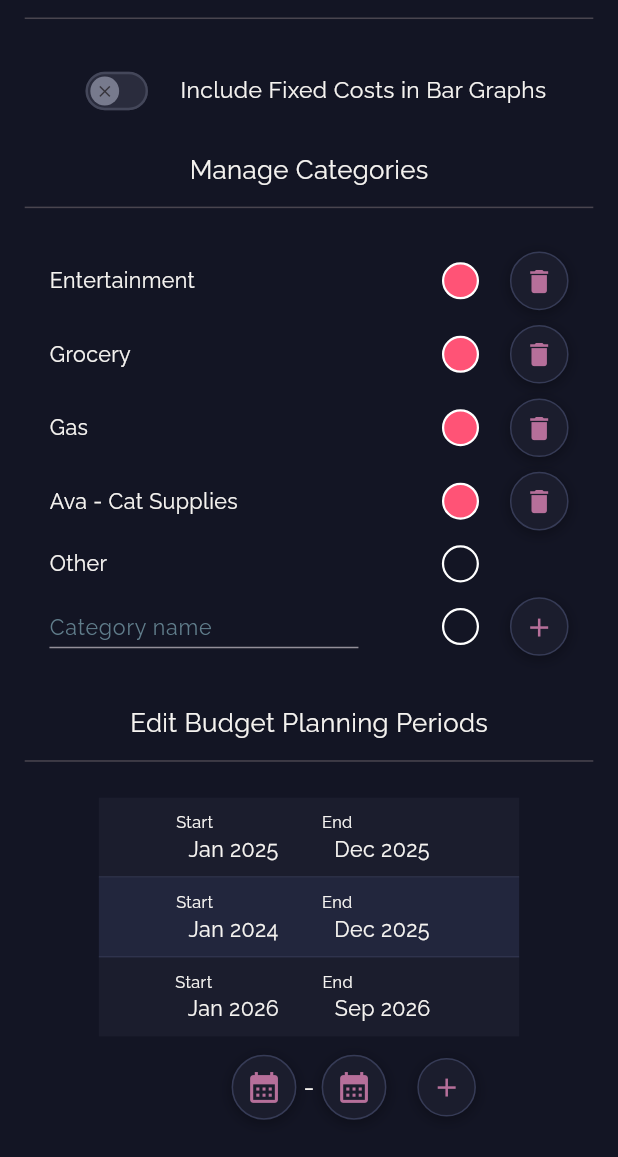
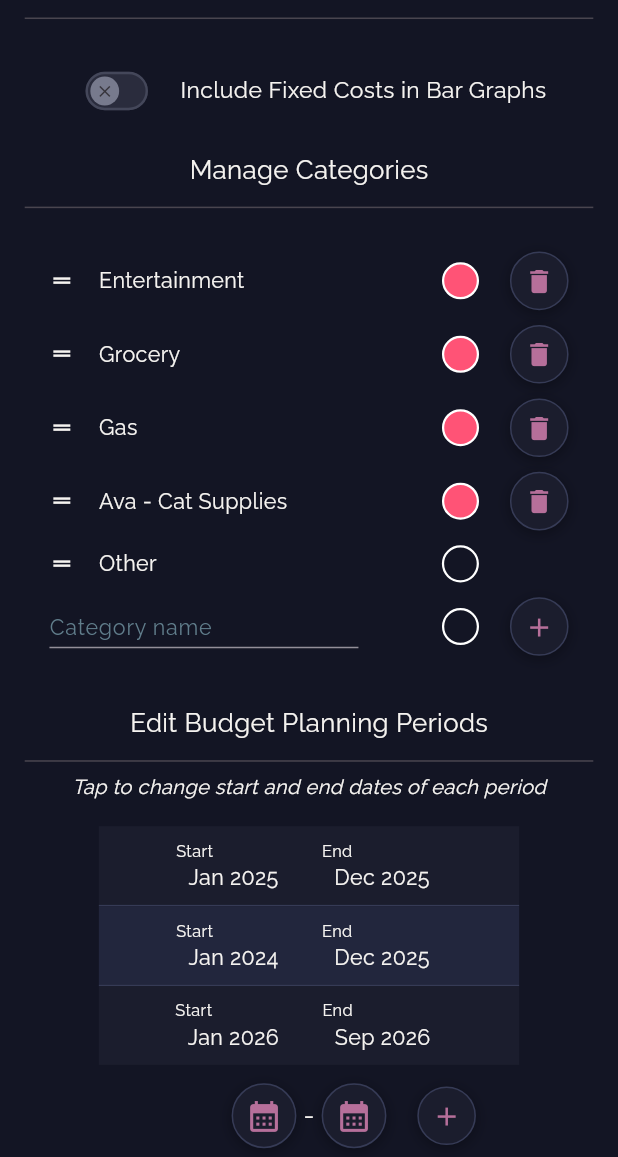
Before and after one commit to Xyrtur/budgie, a Flutter app: the SettingsPage screen opened directly, on a phone screen of 412 x 824 dp, the part 79-1236 px from its top. Run offline on Flutter 3.47's test engine with Material 3 defaults, Android fonts, the phone set to English and light mode, and no system bars; our stand-ins replace auto_size_text, calendar_date_picker2, dotted_line, drift, drift_flutter, fl_chart and 2 more; missing offline and left inert: aligned_dialog, flutter_date_pickers, staggered_grid_view; accounts and stored records are empty; generated files the repository leaves out were written again.

Commit message:
Make categories and accounts reorderable in settings

```diff
--- a/lib/widgets/settings_page/budget_planning_periods_section.dart
+++ b/lib/widgets/settings_page/budget_planning_periods_section.dart
@@ -53,6 +53,10 @@ class _BudgetPlanningPeriodsSectionState extends State<BudgetPlanningPeriodsSect
         SizedBox(height: 0.5.h),
 
         Divider(),
+        Text(
+          "Tap to change start and end dates of each period",
+          style: Centre.listText.copyWith(fontSize: 15.sp, fontStyle: FontStyle.italic),
+        ),
         SizedBox(height: 2.h),
         for (MapEntry<int, List<DateTime>> range in context.read<TempEditingDateRangesCubit>().state.entries)
           Container(
--- a/lib/widgets/settings_page/manage_categories_section.dart
+++ b/lib/widgets/settings_page/manage_categories_section.dart
@@ -1,4 +1,5 @@
 import 'dart:math';
+import 'dart:ui';
 
 import 'package:budgie/blocs/cubits.dart';
 import 'package:budgie/utils/centre.dart';
@@ -9,10 +10,15 @@ import 'package:flutter/material.dart';
 import 'package:flutter_bloc/flutter_bloc.dart';
 import 'package:sizer/sizer.dart';
 
-class ManageCategoriesSection extends StatelessWidget {
+class ManageCategoriesSection extends StatefulWidget {
   final GlobalKey<FormState> formKey;
   ManageCategoriesSection({super.key, required this.formKey});
 
+  @override
+  State<ManageCategoriesSection> createState() => _ManageCategoriesSectionState();
+}
+
+class _ManageCategoriesSectionState extends State<ManageCategoriesSection> {
   final Map<String, int> categories = {
     "Entertainment": Centre.colors[Random().nextInt(54)].toARGB32(),
     "Grocery": Centre.colors[Random().nextInt(54)].toARGB32(),
@@ -20,13 +26,20 @@ class ManageCategoriesSection extends StatelessWidget {
     "Ava - Cat Supplies": Centre.colors[Random().nextInt(54)].toARGB32(),
     "Other": Colors.transparent.toARGB32(),
   };
+  List<MapEntry<String, int>> categoriesList = [];
+
+  @override
+  void initState() {
+    super.initState();
+    categoriesList = categories.entries.toList();
+  }
 
   @override
   Widget build(BuildContext context) {
     return BlocBuilder<SettingsEditingTextCubit, String>(
       builder: (_, editingName) {
         return Form(
-          key: formKey,
+          key: widget.formKey,
           child: Column(
             mainAxisSize: MainAxisSize.min,
             children: [
@@ -34,18 +47,52 @@ class ManageCategoriesSection extends StatelessWidget {
               SizedBox(height: 0.5.h),
               Divider(),
               SizedBox(height: 2.h),
-              for (MapEntry<String, int> category in categories.entries)
-                BlocProvider<ChooseColorCubit>(
+              ReorderableListView.builder(
+                scrollDirection: Axis.vertical,
+                itemCount: categoriesList.length,
+                physics: NeverScrollableScrollPhysics(),
+                shrinkWrap: true,
+                onReorderStart: (_) {
+                  // Unfocus the textfield when dragging starts
+                  FocusManager.instance.primaryFocus?.unfocus();
+                },
+                buildDefaultDragHandles: false,
+                proxyDecorator: (child, index, animation) {
+                  return AnimatedBuilder(
+                    animation: animation,
+                    builder: (BuildContext context, Widget? child) {
+                      final double animValue = Curves.easeInOut.transform(animation.value);
+                      final double elevation = lerpDouble(1, 6, animValue)!;
+                      final double scale = lerpDouble(1, 1.02, animValue)!;
+                      return Transform.scale(
+                        scale: scale,
+                        // Create a Card based on the color and the content of the dragged one
+                        // and set its elevation to the animated value.
+                        child: Card(elevation: elevation, color: Centre.dialogBgColor, child: child),
+                      );
+                    },
+                    child: child,
+                  );
+                },
+                itemBuilder: (context, index) {
+                  final category = categoriesList[index];
+                  return ReorderableDragStartListener(
+                    index: index,
+                    key: ValueKey(category),
+                    child: BlocProvider<ChooseColorCubit>(
                       create: (context) => ChooseColorCubit([category.value]),
                       child: Padding(
                         padding: EdgeInsets.symmetric(vertical: 0.6.h, horizontal: 4.w),
                         child: Row(
                           children: [
+                            Icon(Icons.drag_handle, size: 4.w, color: Centre.offWhite),
+                            SizedBox(width: 4.w),
+
                             if (editingName != category.key)
                               Expanded(
                                 child: GestureDetector(
                                   onTap: () {
-                                if (formKey.currentState!.validate()) {
+                                    if (widget.formKey.currentState!.validate()) {
                                       context.read<SettingsEditingTextCubit>().editing(name: category.key);
                                     }
                                   },
@@ -67,7 +114,7 @@ class ManageCategoriesSection extends StatelessWidget {
                                 : editingName == category.key
                                 ? CustomIconButton(
                                     onTap: () {
-                                  if (formKey.currentState!.validate()) {
+                                      if (widget.formKey.currentState!.validate()) {
                                         context.read<SettingsEditingTextCubit>().editing(name: "");
                                       }
                                     },
@@ -80,6 +127,14 @@ class ManageCategoriesSection extends StatelessWidget {
                           ],
                         ),
                       ),
+                    ),
+                  );
+                },
+                onReorderItem: (oldIndex, newIndex) {
+                  // TODO:do when implement db + bloc
+                  final movedItem = categoriesList.removeAt(oldIndex);
+                  categoriesList.insert(newIndex, movedItem);
+                },
               ),
 
               SizedBox(height: 0.6.h),
```
Also changed, not shown: lib/widgets/settings_page/savings_balances_section.dart (+71 -17 lines). Lines whose indentation alone changed are shown as unchanged.
